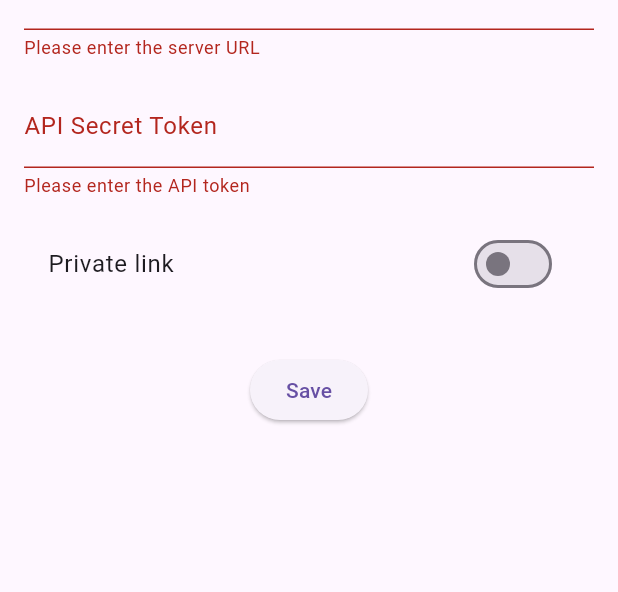
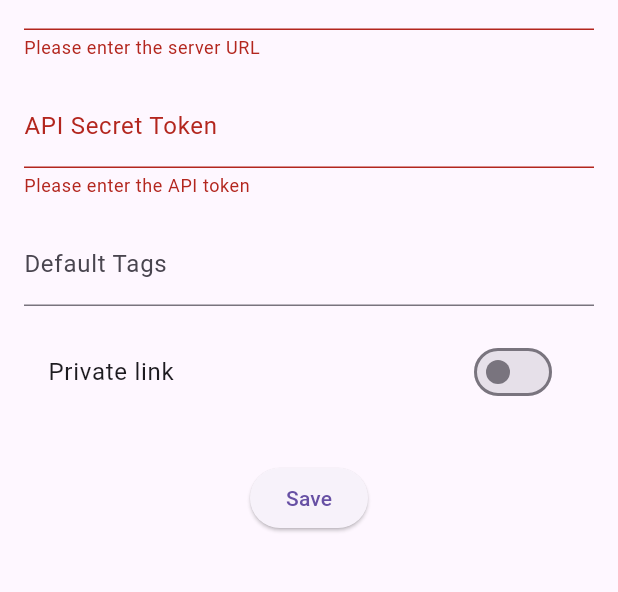
Before and after one commit to k997/shaarli_android, a Flutter app: the SettingsPage screen opened directly, after a tap on "Save", on a phone screen of 412 x 824 dp, the part 162-754 px from its top. Run offline on Flutter 3.47's test engine with Material 3 defaults, Android fonts, the phone set to English and light mode, and no system bars; our stand-ins replace flutter_secure_storage; missing offline and left inert: dart_jsonwebtoken, share_handler; accounts and stored records are empty; statements that could not run were skipped.

Commit message:
feat: Make tags configurable
This commit introduces a new feature that allows users to configure default tags for shared links.

- A new "Default Tags" field has been added to the settings page.
- The share handler now uses the configured tags when posting a new link.

```diff
--- a/lib/core/config_service.dart
+++ b/lib/core/config_service.dart
@@ -35,9 +35,14 @@ class ConfigService {
     return isPrivate == 'true';
   }
 
-  Future<void> saveSettings(String url, String token, bool isPrivate) async {
+  Future<void> saveSettings(String url, String token, bool isPrivate, String tags) async {
     await _storage.write(key: 'shaarli_url', value: url);
     await _storage.write(key: 'shaarli_token', value: token);
     await _storage.write(key: 'is_private', value: isPrivate.toString());
+    await _storage.write(key: 'tags', value: tags);
+  }
+
+  Future<String?> getTags() async {
+    return await _storage.read(key: 'tags');
   }
 }
--- a/lib/features/settings_page.dart
+++ b/lib/features/settings_page.dart
@@ -1,4 +1,3 @@
-
 import 'package:flutter/material.dart';
 import 'package:shaarli_android/core/config_service.dart';
 import 'package:logging/logging.dart';
@@ -14,6 +13,7 @@ class SettingsPageState extends State<SettingsPage> {
   final _formKey = GlobalKey<FormState>();
   final _urlController = TextEditingController();
   final _tokenController = TextEditingController();
+  final _tagsController = TextEditingController();
   final _configService = ConfigService();
   bool _isPrivate = true;
   final _log = Logger('SettingsPage');
@@ -30,8 +30,12 @@ class SettingsPageState extends State<SettingsPage> {
     try {
       final url = await _configService.getApiUrl();
       final isPrivate = await _configService.isPrivateByDefault();
+      final tags = await _configService.getTags();
       if (url != null) {
         _urlController.text = url;
+      }
+      if (tags != null) {
+        _tagsController.text = tags;
       }
       setState(() {
         _isPrivate = isPrivate;
@@ -50,6 +54,7 @@ class SettingsPageState extends State<SettingsPage> {
           _urlController.text,
           _tokenController.text,
           _isPrivate,
+          _tagsController.text,
         );
         _log.info('Settings saved successfully');
         if (!mounted) return;
@@ -106,6 +111,14 @@ class SettingsPageState extends State<SettingsPage> {
                 },
               ),
               const SizedBox(height: 16),
+              TextFormField(
+                controller: _tagsController,
+                decoration: const InputDecoration(
+                  labelText: 'Default Tags',
+                  hintText: 'e.g. from_android mobile',
+                ),
+              ),
+              const SizedBox(height: 16),
               SwitchListTile(
                 title: const Text('Private link'),
                 value: _isPrivate,
--- a/lib/features/share_handler.dart
+++ b/lib/features/share_handler.dart
@@ -33,12 +33,15 @@ class ShareHandler {
       _log.info('No URL found, treating as a note');
     }
 
+    final tags = await _configService.getTags();
+    final tagsList = tags?.split(' ').map((e) => e.trim()).toList() ?? [];
+
     // If no URL is found, treat it as a note.
     final response = await _shaarliApi.postLink(
       url ?? '',
       titleOrNote,
       description,
-      ['from_android'],
+      tagsList,
       isPrivate,
     );
     if (response.statusCode == 201) {
```
